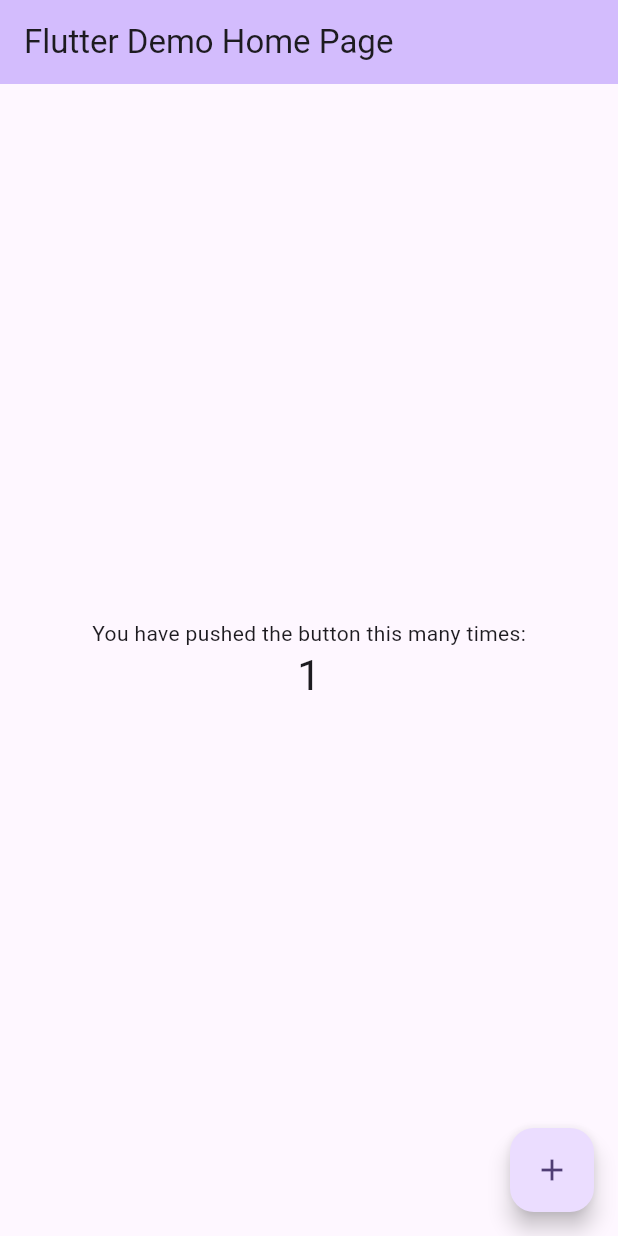
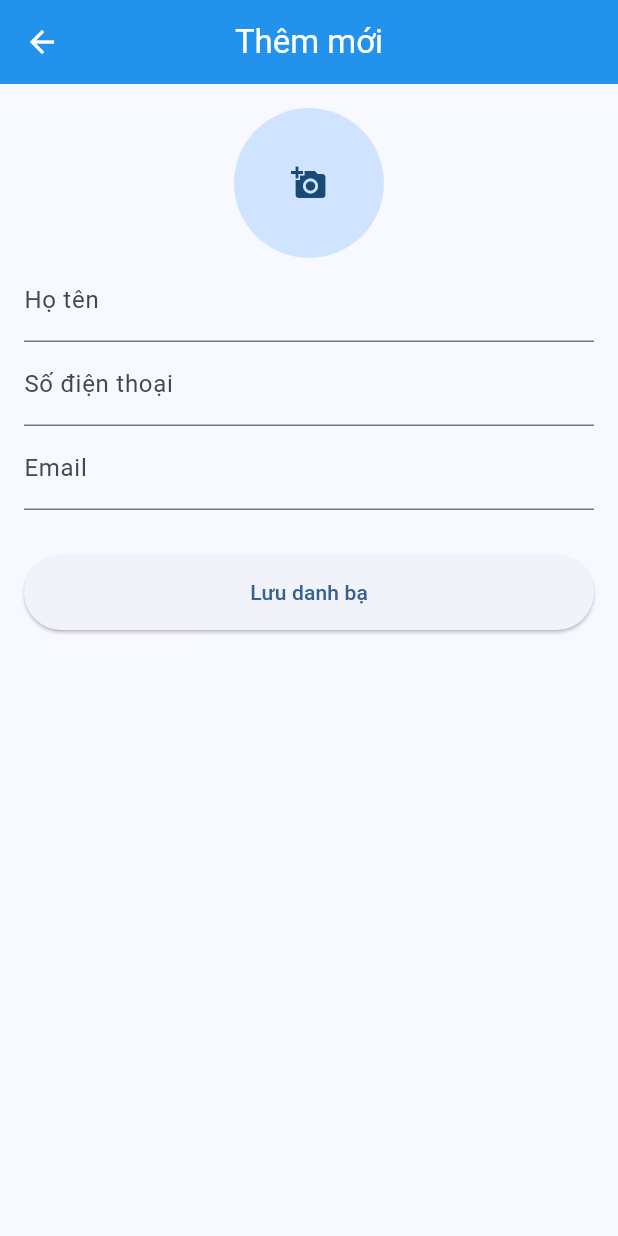
Before and after one commit to nguyenhoangkhang-2010/mobile-programming-week9-bai-2-3-4, a Flutter app: the screen it shows after launch, after a tap on the "add" icon, on a phone screen of 412 x 824 dp. Run offline on Flutter 3.47's test engine with Material 3 defaults, Android fonts, the phone set to English and light mode, and no system bars; our stand-ins replace image_picker, sqflite; missing offline and left inert: flutter_contacts_service; accounts and stored records are empty.

Commit message:
update file

```diff
--- a/lib/main.dart
+++ b/lib/main.dart
@@ -1,122 +1,32 @@
 import 'package:flutter/material.dart';
+import 'screens/home_screen.dart';
 
 void main() {
+  WidgetsFlutterBinding.ensureInitialized();
   runApp(const MyApp());
 }
 
 class MyApp extends StatelessWidget {
   const MyApp({super.key});
 
-  // This widget is the root of your application.
   @override
   Widget build(BuildContext context) {
     return MaterialApp(
-      title: 'Flutter Demo',
+      title: 'Quản lý danh bạ',
+      debugShowCheckedModeBanner: false,
+
       theme: ThemeData(
-        // This is the theme of your application.
-        //
-        // TRY THIS: Try running your application with "flutter run". You'll see
-        // the application has a purple toolbar. Then, without quitting the app,
-        // try changing the seedColor in the colorScheme below to Colors.green
-        // and then invoke "hot reload" (save your changes or press the "hot
-        // reload" button in a Flutter-supported IDE, or press "r" if you used
-        // the command line to start the app).
-        //
-        // Notice that the counter didn't reset back to zero; the application
-        // state is not lost during the reload. To reset the state, use hot
-        // restart instead.
-        //
-        // This works for code too, not just values: Most code changes can be
-        // tested with just a hot reload.
-        colorScheme: .fromSeed(seedColor: Colors.deepPurple),
+        colorScheme: ColorScheme.fromSeed(seedColor: Colors.blue),
+        useMaterial3: true,
+        appBarTheme: const AppBarTheme(
+          backgroundColor: Colors.blue,
+          foregroundColor: Colors.white,
+          centerTitle: true,
+          elevation: 2,
+        ),
       ),
-      home: const MyHomePage(title: 'Flutter Demo Home Page'),
+
+      home: HomeScreen(),
     );
   }
 }
-
-class MyHomePage extends StatefulWidget {
-  const MyHomePage({super.key, required this.title});
-
-  // This widget is the home page of your application. It is stateful, meaning
-  // that it has a State object (defined below) that contains fields that affect
-  // how it looks.
-
-  // This class is the configuration for the state. It holds the values (in this
-  // case the title) provided by the parent (in this case the App widget) and
-  // used by the build method of the State. Fields in a Widget subclass are
-  // always marked "final".
-
-  final String title;
-
-  @override
-  State<MyHomePage> createState() => _MyHomePageState();
-}
-
-class _MyHomePageState extends State<MyHomePage> {
-  int _counter = 0;
-
-  void _incrementCounter() {
-    setState(() {
-      // This call to setState tells the Flutter framework that something has
-      // changed in this State, which causes it to rerun the build method below
-      // so that the display can reflect the updated values. If we changed
-      // _counter without calling setState(), then the build method would not be
-      // called again, and so nothing would appear to happen.
-      _counter++;
-    });
-  }
-
-  @override
-  Widget build(BuildContext context) {
-    // This method is rerun every time setState is called, for instance as done
-    // by the _incrementCounter method above.
-    //
-    // The Flutter framework has been optimized to make rerunning build methods
-    // fast, so that you can just rebuild anything that needs updating rather
-    // than having to individually change instances of widgets.
-    return Scaffold(
-      appBar: AppBar(
-        // TRY THIS: Try changing the color here to a specific color (to
-        // Colors.amber, perhaps?) and trigger a hot reload to see the AppBar
-        // change color while the other colors stay the same.
-        backgroundColor: Theme.of(context).colorScheme.inversePrimary,
-        // Here we take the value from the MyHomePage object that was created by
-        // the App.build method, and use it to set our appbar title.
-        title: Text(widget.title),
-      ),
-      body: Center(
-        // Center is a layout widget. It takes a single child and positions it
-        // in the middle of the parent.
-        child: Column(
-          // Column is also a layout widget. It takes a list of children and
-          // arranges them vertically. By default, it sizes itself to fit its
-          // children horizontally, and tries to be as tall as its parent.
-          //
-          // Column has various properties to control how it sizes itself and
-          // how it positions its children. Here we use mainAxisAlignment to
-          // center the children vertically; the main axis here is the vertical
-          // axis because Columns are vertical (the cross axis would be
-          // horizontal).
-          //
-          // TRY THIS: Invoke "debug painting" (choose the "Toggle Debug Paint"
-          // action in the IDE, or press "p" in the console), to see the
-          // wireframe for each widget.
-          mainAxisAlignment: .center,
-          children: [
-            const Text('You have pushed the button this many times:'),
-            Text(
-              '$_counter',
-              style: Theme.of(context).textTheme.headlineMedium,
-            ),
-          ],
-        ),
-      ),
-      floatingActionButton: FloatingActionButton(
-        onPressed: _incrementCounter,
-        tooltip: 'Increment',
-        child: const Icon(Icons.add),
-      ),
-    );
-  }
-}
--- /dev/null
+++ b/lib/models/my_contact.dart
@@ -0,0 +1,35 @@
+class MyContact {
+  final int? id;
+  final String name;
+  final String phone;
+  final String email;
+  final String? imagePath;
+
+  MyContact({
+    this.id,
+    required this.name,
+    required this.phone,
+    required this.email,
+    this.imagePath,
+  });
+
+  Map<String, dynamic> toMap() {
+    return {
+      'id': id,
+      'name': name,
+      'phone': phone,
+      'email': email,
+      'imagePath': imagePath,
+    };
+  }
+
+  factory MyContact.fromMap(Map<String, dynamic> map) {
+    return MyContact(
+      id: map['id'],
+      name: map['name'],
+      phone: map['phone'],
+      email: map['email'],
+      imagePath: map['imagePath'],
+    );
+  }
+}
--- /dev/null
+++ b/lib/screens/add_contact_screen.dart
@@ -0,0 +1,88 @@
+import 'dart:io';
+import 'package:app_week_9_bai_2/models/my_contact.dart';
+import 'package:flutter/material.dart';
+import 'package:image_picker/image_picker.dart';
+import '../services/database_helper.dart';
+
+class AddContactScreen extends StatefulWidget {
+  final MyContact? contact;
+  const AddContactScreen({super.key, this.contact});
+
+  @override
+  State<AddContactScreen> createState() => _AddContactScreenState();
+}
+
+class _AddContactScreenState extends State<AddContactScreen> {
+  final _nameController = TextEditingController();
+  final _phoneController = TextEditingController();
+  final _emailController = TextEditingController();
+  File? _selectedImage;
+
+  @override
+  void initState() {
+    super.initState();
+    // Nếu có contact truyền vào, điền dữ liệu cũ vào form
+    if (widget.contact != null) {
+      _nameController.text = widget.contact!.name;
+      _phoneController.text = widget.contact!.phone;
+      _emailController.text = widget.contact!.email;
+      if (widget.contact!.imagePath != null) {
+        _selectedImage = File(widget.contact!.imagePath!);
+      }
+    }
+  }
+
+  void _handleSave() async {
+    if (_nameController.text.isEmpty || _phoneController.text.isEmpty) return;
+
+    final contactData = MyContact(
+      id: widget.contact?.id, // Quan trọng: Giữ ID cũ nếu đang sửa
+      name: _nameController.text,
+      phone: _phoneController.text,
+      email: _emailController.text,
+      imagePath: _selectedImage?.path,
+    );
+
+    if (widget.contact == null) {
+      await DatabaseHelper.instance.insertContact(contactData);
+    } else {
+      await DatabaseHelper.instance.updateContact(contactData);
+    }
+
+    if (mounted) Navigator.pop(context, true);
+  }
+
+  @override
+  Widget build(BuildContext context) {
+    return Scaffold(
+      appBar: AppBar(title: Text(widget.contact == null ? "Thêm mới" : "Cập nhật")),
+      body: SingleChildScrollView(
+        padding: const EdgeInsets.all(16),
+        child: Column(
+          children: [
+            GestureDetector(
+              onTap: () async {
+                final photo = await ImagePicker().pickImage(source: ImageSource.gallery);
+                if (photo != null) setState(() => _selectedImage = File(photo.path));
+              },
+              child: CircleAvatar(
+                radius: 50,
+                backgroundImage: _selectedImage != null ? FileImage(_selectedImage!) : null,
+                child: _selectedImage == null ? const Icon(Icons.add_a_photo) : null,
+              ),
+            ),
+            TextField(controller: _nameController, decoration: const InputDecoration(labelText: "Họ tên")),
+            TextField(controller: _phoneController, decoration: const InputDecoration(labelText: "Số điện thoại")),
+            TextField(controller: _emailController, decoration: const InputDecoration(labelText: "Email")),
+            const SizedBox(height: 30),
+            ElevatedButton(
+              onPressed: _handleSave,
+              style: ElevatedButton.styleFrom(minimumSize: const Size.fromHeight(50)),
+              child: Text(widget.contact == null ? "Lưu danh bạ" : "Cập nhật thay đổi"),
+            )
+          ],
+        ),
+      ),
+    );
+  }
+}
--- /dev/null
+++ b/lib/screens/home_screen.dart
@@ -0,0 +1,198 @@
+import 'dart:io';
+import 'package:flutter/material.dart';
+import '../models/my_contact.dart';
+import '../services/database_helper.dart';
+import 'add_contact_screen.dart';
+
+class HomeScreen extends StatefulWidget {
+  const HomeScreen({super.key});
+
+  @override
+  State<HomeScreen> createState() => _HomeScreenState();
+}
+
+class _HomeScreenState extends State<HomeScreen> {
+  List<MyContact> _allSqliteContacts = [];
+  List<MyContact> _filteredSqliteContacts = [];
+  bool _isLoading = true;
+  final TextEditingController _searchController = TextEditingController();
+
+  @override
+  void initState() {
+    super.initState();
+    _refreshData();
+  }
+
+  Future<void> _refreshData() async {
+    setState(() => _isLoading = true);
+    try {
+      final sqliteData = await DatabaseHelper.instance.getAllContacts();
+
+      setState(() {
+        _allSqliteContacts = sqliteData;
+        _filteredSqliteContacts = sqliteData;
+        _isLoading = false;
+      });
+    } catch (e) {
+      debugPrint("Lỗi tải dữ liệu: $e");
+      setState(() => _isLoading = false);
+    }
+  }
+
+  void _onSearchChanged(String query) {
+    setState(() {
+      _filteredSqliteContacts = _allSqliteContacts.where((c) {
+        return c.name.toLowerCase().contains(query.toLowerCase()) ||
+               c.phone.contains(query);
+      }).toList();
+    });
+  }
+
+  @override
+  Widget build(BuildContext context) {
+    return Scaffold(
+      backgroundColor: Colors.white,
+      appBar: AppBar(
+        backgroundColor: Colors.white,
+        elevation: 0,
+        leading: const Icon(Icons.arrow_back, color: Colors.deepPurple),
+        title: const Text(
+          "My Contacts",
+          style: TextStyle(color: Colors.black, fontWeight: FontWeight.w500),
+        ),
+        centerTitle: true,
+        actions: [
+          IconButton(
+            icon: const Icon(Icons.add, color: Colors.black, size: 28),
+            onPressed: () async {
+              final result = await Navigator.push(
+                context,
+                MaterialPageRoute(builder: (context) => const AddContactScreen()),
+              );
+              if (result == true) _refreshData();
+            },
+          ),
+        ],
+      ),
+      body: _isLoading
+          ? const Center(child: CircularProgressIndicator())
+          : Column(
+              children: [
+                Padding(
+                  padding: const EdgeInsets.all(16.0),
+                  child: Container(
+                    decoration: BoxDecoration(
+                      color: Colors.grey[200],
+                      borderRadius: BorderRadius.circular(25),
+                    ),
+                    child: TextField(
+                      controller: _searchController,
+                      onChanged: _onSearchChanged,
+                      decoration: const InputDecoration(
+                        hintText: "Search",
+                        prefixIcon: Icon(Icons.search, color: Colors.black),
+                        border: InputBorder.none,
+                        contentPadding: EdgeInsets.symmetric(vertical: 12),
+                      ),
+                    ),
+                  ),
+                ),
+                Expanded(
+                  child: _filteredSqliteContacts.isEmpty
+                    ? const Center(child: Text("Không có danh bạ nào"))
+                    : ListView.builder(
+                        itemCount: _filteredSqliteContacts.length,
+                        itemBuilder: (context, index) {
+                          final c = _filteredSqliteContacts[index];
+                          return _buildContactItem(
+                            name: c.name,
+                            phone: c.phone,
+                            imagePath: c.imagePath,
+                            onEdit: () async {
+                              final result = await Navigator.push(
+                                context,
+                                MaterialPageRoute(
+                                    builder: (context) => AddContactScreen(contact: c)),
+                              );
+                              if (result == true) _refreshData();
+                            },
+                            onDelete: () => _showDeleteConfirm(c.id!),
+                          );
+                        },
+                      ),
+                ),
+              ],
+            ),
+    );
+  }
+
+  Widget _buildContactItem({
+    required String name,
+    required String phone,
+    String? imagePath,
+    required VoidCallback onEdit,
+    required VoidCallback onDelete,
+  }) {
+    return Column(
+      children: [
+        ListTile(
+          contentPadding: const EdgeInsets.symmetric(horizontal: 20, vertical: 4),
+          leading: CircleAvatar(
+            radius: 28,
+            backgroundColor: Colors.grey[300],
+            backgroundImage: (imagePath != null && imagePath.isNotEmpty)
+                ? FileImage(File(imagePath))
+                : null,
+            child: (imagePath == null || imagePath.isEmpty)
+                ? const Icon(Icons.person, color: Colors.white)
+                : null,
+          ),
+          title: Text(
+            name,
+            style: const TextStyle(fontWeight: FontWeight.bold, fontSize: 16),
+          ),
+          subtitle: Text(
+            phone,
+            style: const TextStyle(color: Colors.grey, fontSize: 14),
+          ),
+          trailing: Row(
+            mainAxisSize: MainAxisSize.min,
+            children: [
+              IconButton(
+                  icon: const Icon(Icons.edit, color: Colors.blue, size: 22),
+                  onPressed: onEdit),
+              IconButton(
+                  icon: const Icon(Icons.delete, color: Colors.red, size: 22),
+                  onPressed: onDelete),
+            ],
+          ),
+        ),
+        Padding(
+          padding: const EdgeInsets.only(left: 80, right: 20),
+          child: Divider(height: 1, color: Colors.grey[300]),
+        ),
+      ],
+    );
+  }
+
+  void _showDeleteConfirm(int id) {
+    showDialog(
+      context: context,
+      builder: (ctx) => AlertDialog(
+        title: const Text("Xác nhận xóa"),
+        content: const Text("Bạn có chắc muốn xóa liên hệ này?"),
+        actions: [
+          TextButton(onPressed: () => Navigator.pop(ctx), child: const Text("Hủy")),
+          TextButton(
+            onPressed: () async {
+              await DatabaseHelper.instance.deleteContact(id);
+              Navigator.pop(ctx);
+              _refreshData();
+            },
+            child: const Text("Xóa", style: TextStyle(color: Colors.red)),
+          ),
+        ],
+      ),
+    );
+  }
+}
--- /dev/null
+++ b/lib/services/database_helper.dart
@@ -0,0 +1,65 @@
+import 'package:app_week_9_bai_2/models/my_contact.dart';
+import 'package:sqflite/sqflite.dart';
+import 'package:path/path.dart';
+
+class DatabaseHelper {
+  static final DatabaseHelper instance = DatabaseHelper._init();
+  static Database? _database;
+
+  DatabaseHelper._init();
+
+  Future<Database> get database async {
+    if (_database != null) return _database!;
+    _database = await _initDB('contacts.db');
+    return _database!;
+  }
+
+  Future<Database> _initDB(String filePath) async {
+    final dbPath = await getDatabasesPath();
+    final path = join(dbPath, filePath);
+
+    return await openDatabase(
+      path,
+      version: 1,
+      onCreate: _createDB,
+    );
+  }
+
+  Future _createDB(Database db, int version) async {
+    await db.execute('''
+      CREATE TABLE contacts (
+        id INTEGER PRIMARY KEY AUTOINCREMENT,
+        name TEXT NOT NULL,
+        phone TEXT NOT NULL,
+        email TEXT NOT NULL,
+        imagePath TEXT
+      )
+    ''');
+  }
+
+  Future<int> insertContact(MyContact contact) async {
+    final db = await instance.database;
+    return await db.insert('contacts', contact.toMap());
+  }
+
+  Future<List<MyContact>> getAllContacts() async {
+    final db = await instance.database;
+    final result = await db.query('contacts', orderBy: 'name ASC');
+    return result.map((json) => MyContact.fromMap(json)).toList();
+  }
+
+  Future<int> deleteContact(int id) async {
+    final db = await instance.database;
+    return await db.delete('contacts', where: 'id = ?', whereArgs: [id]);
+  }
+
+  Future<int> updateContact(MyContact contact) async {
+    final db = await instance.database;
+    return await db.update(
+      'contacts',
+      contact.toMap(),
+      where: 'id = ?',
+      whereArgs: [contact.id],
+    );
+  }
+}
```
Also changed, not shown: lib/services/contact_service.dart (added, +17 -0 lines), pubspec.yaml (+7 -70 lines), pubspec.lock, 6 other files.
